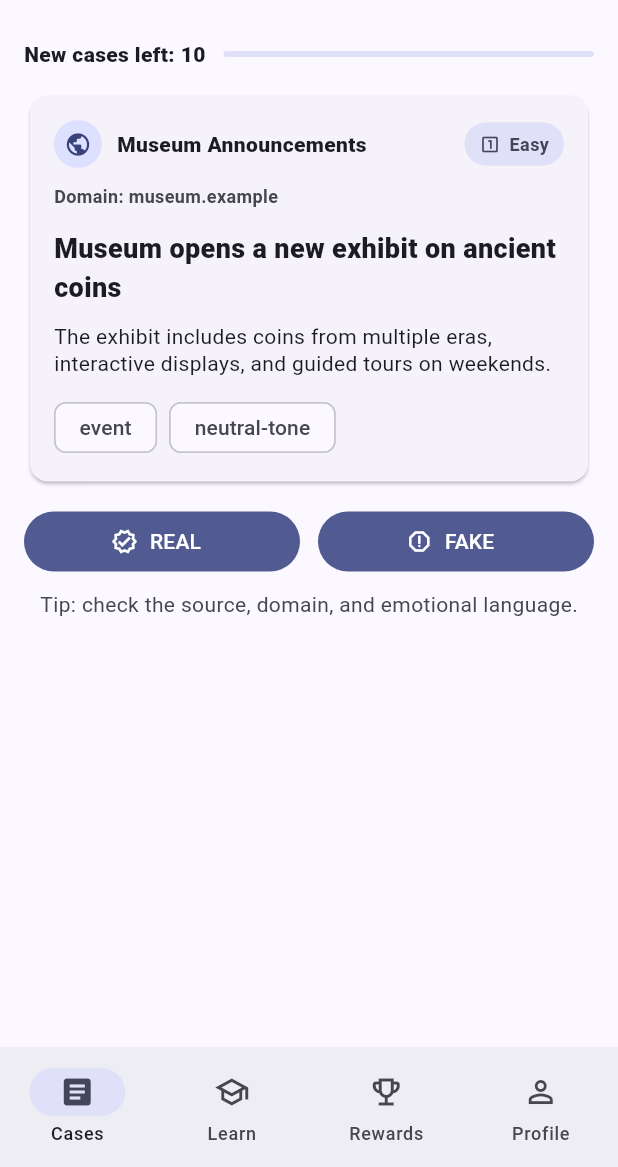
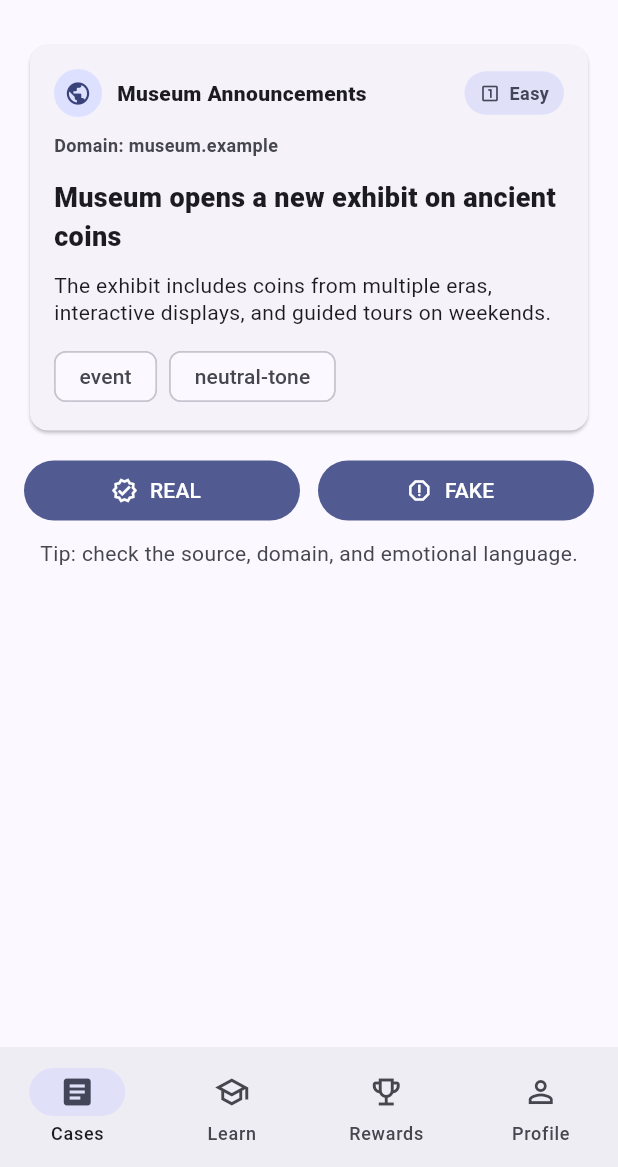
Before and after one commit to koceskigj/fake-news-detective, a Flutter app: the screen it shows after launch, on a phone screen of 412 x 824 dp, the part 69-1236 px from its top. Run offline on Flutter 3.47's test engine with Material 3 defaults, Android fonts, the phone set to English and light mode, and no system bars; our stand-ins replace shared_preferences.

Commit message:
fix: mistakes recognize the new generated cases now

```diff
--- a/lib/models/answer_record.dart
+++ b/lib/models/answer_record.dart
@@ -6,11 +6,26 @@ class AnswerRecord {
   final AnswerChoice userChoice;
   final bool wasCorrect;
 
+  final String title;
+  final String snippet;
+  final String sourceName;
+  final bool isFake;
+  final String explanation;
+  final int difficulty;
+  final List<String> tags;
+
   const AnswerRecord({
     required this.caseId,
     required this.answeredAt,
     required this.userChoice,
     required this.wasCorrect,
+    required this.title,
+    required this.snippet,
+    required this.sourceName,
+    required this.isFake,
+    required this.explanation,
+    required this.difficulty,
+    required this.tags,
   });
 
   Map<String, dynamic> toJson() => {
@@ -18,6 +33,13 @@ class AnswerRecord {
     'answeredAt': answeredAt.toIso8601String(),
     'userChoice': userChoice.name,
     'wasCorrect': wasCorrect,
+    'title': title,
+    'snippet': snippet,
+    'sourceName': sourceName,
+    'isFake': isFake,
+    'explanation': explanation,
+    'difficulty': difficulty,
+    'tags': tags,
   };
 
   static AnswerRecord fromJson(Map<String, dynamic> json) {
@@ -28,6 +50,13 @@ class AnswerRecord {
           ? AnswerChoice.fake
           : AnswerChoice.real,
       wasCorrect: json['wasCorrect'] as bool,
+      title: (json['title'] as String?) ?? 'Untitled case',
+      snippet: (json['snippet'] as String?) ?? '',
+      sourceName: (json['sourceName'] as String?) ?? 'Unknown source',
+      isFake: (json['isFake'] as bool?) ?? false,
+      explanation: (json['explanation'] as String?) ?? '',
+      difficulty: (json['difficulty'] as num?)?.toInt() ?? 1,
+      tags: ((json['tags'] as List?) ?? const []).map((e) => e.toString()).toList(),
     );
   }
 }
--- a/lib/screens/cases_screen.dart
+++ b/lib/screens/cases_screen.dart
@@ -138,11 +138,13 @@ class _CasesScreenState extends State<CasesScreen> {
     final choiceEnum = pickedFake ? AnswerChoice.fake : AnswerChoice.real;
 
     final events = await appState.recordCaseSolved(
+      item: item,
       caseId: item.id,
       userChoice: choiceEnum,
       isCorrect: correct,
       difficulty: item.difficulty,
     );
+
 
     if (!mounted) return;
 
@@ -234,23 +236,6 @@ class _CasesScreenState extends State<CasesScreen> {
           )
               : Column(
             children: [
-              Row(
-                children: [
-                  Text(
-                    'New cases left: $unsolvedCount',
-                    style: const TextStyle(fontWeight: FontWeight.w800),
-                  ),
-                  const SizedBox(width: 12),
-                  Expanded(
-                    child: LinearProgressIndicator(
-                      value: _allCases.isEmpty ? 0 : (1 - (unsolvedCount / _allCases.length)),
-                      borderRadius: BorderRadius.circular(999),
-                    ),
-                  ),
-                ],
-              ),
-              const SizedBox(height: 14),
-
               CasePostCard(item: _current!),
               const SizedBox(height: 12),
 
```
Also changed, not shown: lib/screens/case_library_screen.dart (+12 -23 lines), lib/screens/case_review_screen.dart (+28 -29 lines), lib/state/app_state.dart (+10 -0 lines).
